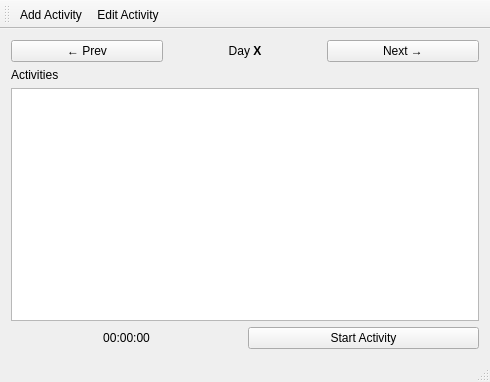
Old version of the form src/TimeTracker/mainwindow.ui in the repository miere43/jatt.
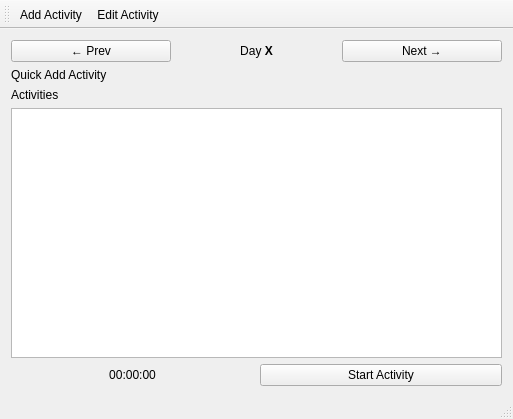
New version of the form.

Diff of the .ui file:
```diff
--- a/src/TimeTracker/mainwindow.ui
+++ b/src/TimeTracker/mainwindow.ui
@@ -6,8 +6,8 @@
    <rect>
     <x>0</x>
     <y>0</y>
-    <width>490</width>
-    <height>382</height>
+    <width>513</width>
+    <height>419</height>
    </rect>
   </property>
   <property name="windowTitle">
@@ -52,6 +52,20 @@
       </item>
      </layout>
     </item>
+    <item>
+     <widget class="QLabel" name="label">
+      <property name="text">
+       <string>Quick Add Activity</string>
+      </property>
+     </widget>
+    </item>
+    <item>
+     <layout class="QHBoxLayout" name="quickActivityLayout">
+      <property name="sizeConstraint">
+       <enum>QLayout::SetFixedSize</enum>
+      </property>
+     </layout>
+    </item>
     <item>
      <widget class="QLabel" name="activityLabel">
       <property name="text">
```
